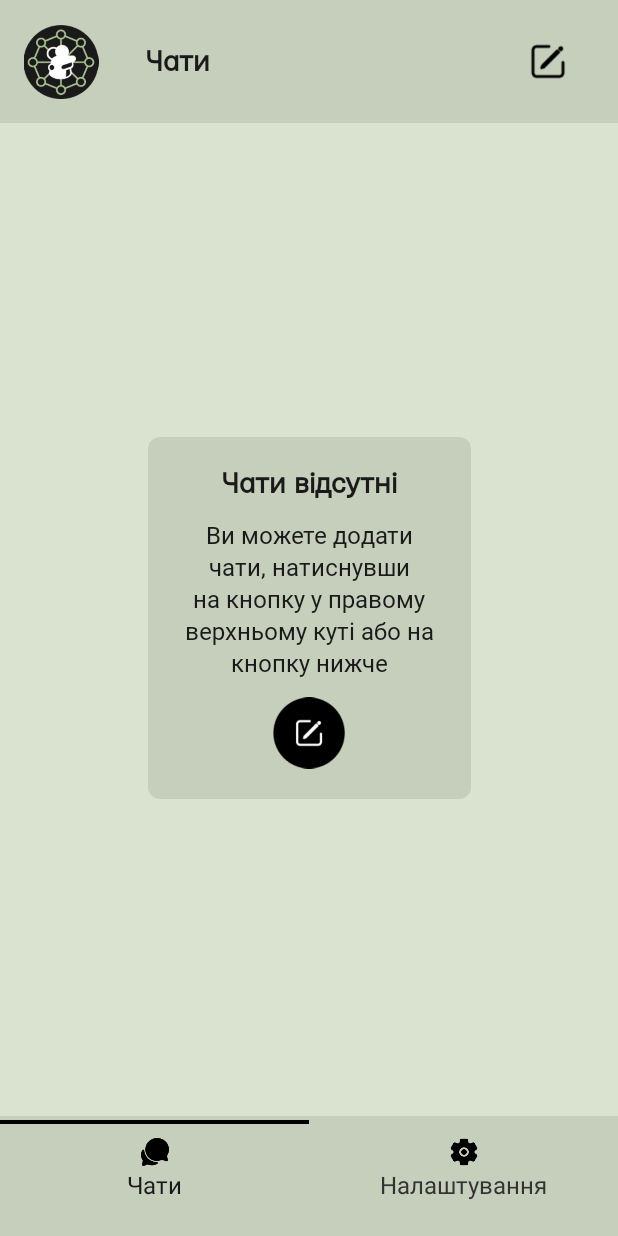
After one commit to YuliaKovall/CryptoChat, an Android app: the WelcomeScreen screen opened directly, with no data from a screen before it, on a phone screen of 412 x 824 dp. The commit adds this screen. Run offline under Robolectric (Android 15) with nearby library versions, the phone set to English and light mode, and no system bars.

Commit message:
updated UI and stopped displaying welcome screen untill contact list will be linked

```diff
--- a/app/src/main/AndroidManifest.xml
+++ b/app/src/main/AndroidManifest.xml
@@ -26,6 +26,9 @@
                 <category android:name="android.intent.category.LAUNCHER" />
             </intent-filter>
         </activity>
+        <activity
+            android:name=".activity.WelcomeScreen"
+            android:exported="true"/>
     </application>
 
 </manifest>
--- a/app/src/main/java/com/example/cryptochat/activity/ChatActivity.java
+++ b/app/src/main/java/com/example/cryptochat/activity/ChatActivity.java
@@ -40,8 +40,9 @@ public class ChatActivity extends AppCompatActivity implements View.OnClickListe
         backButton = findViewById(R.id.chat_back_button);
         sendButton = findViewById(R.id.sendButton);
         messageBox = findViewById(R.id.messageBox);
-        readyNote1 = findViewById(R.id.ready_note_1);
-        readyNote2 = findViewById(R.id.ready_note_2);
+        readyNote1 = findViewById(R.id.note_you_can_start_chatting);
+        readyNote2 = findViewById(R.id.note_you_can_start_chatting2);
+        readyNote2 = findViewById(R.id.note_you_can_start_chatting3);
 
         Intent intent = getIntent();
         contactName.setText(intent.getStringExtra("USER_NAME"));
--- /dev/null
+++ b/app/src/main/java/com/example/cryptochat/activity/WelcomeScreen.java
@@ -0,0 +1,16 @@
+package com.example.cryptochat.activity;
+
+import android.os.Bundle;
+
+import androidx.appcompat.app.AppCompatActivity;
+
+import com.example.cryptochat.R;
+
+public class WelcomeScreen extends AppCompatActivity {
+
+    @Override
+    protected void onCreate(Bundle savedInstanceState) {
+        super.onCreate(savedInstanceState);
+        setContentView(R.layout.welcome_screen_layout);
+    }
+}
--- a/app/src/main/res/layout/activity_loading_screen.xml
+++ b/app/src/main/res/layout/loading_screen_layout.xml
@@ -5,7 +5,7 @@
     android:layout_width="match_parent"
     android:layout_height="match_parent"
     android:background="@color/universal_black"
-    tools:context=".activity.LoadingScreenActivity">
+    tools:context=".LoadingScreen">
 
     <FrameLayout
         android:id="@+id/logo_loading_animation"
--- /dev/null
+++ b/app/src/main/res/layout/welcome_screen_layout.xml
@@ -0,0 +1,184 @@
+<?xml version="1.0" encoding="utf-8"?>
+<androidx.constraintlayout.widget.ConstraintLayout xmlns:android="http://schemas.android.com/apk/res/android"
+    xmlns:app="http://schemas.android.com/apk/res-auto"
+    xmlns:tools="http://schemas.android.com/tools"
+    android:layout_width="match_parent"
+    android:layout_height="match_parent"
+    android:background="@color/light_theme_light_background"
+    tools:context=".WelcomeScreen">
+
+    <LinearLayout
+        android:id="@+id/welcome_screen_heading"
+        android:layout_width="0dp"
+        android:layout_height="wrap_content"
+        android:background="@color/light_theme_dark_background"
+        android:gravity="center"
+        android:orientation="horizontal"
+        android:weightSum="10"
+        app:layout_constraintEnd_toEndOf="parent"
+        app:layout_constraintStart_toStartOf="parent"
+        tools:ignore="MissingConstraints">
+
+        <ImageView
+            android:id="@+id/chats_empty_top_logo"
+            android:layout_width="50dp"
+            android:layout_height="50dp"
+            android:layout_gravity="center"
+            android:layout_marginTop="16dp"
+            android:layout_marginBottom="16dp"
+            android:layout_weight="1"
+            app:srcCompat="@drawable/app_icon" />
+
+        <TextView
+            android:id="@+id/chats_empty_top"
+            android:layout_width="0dp"
+            android:layout_height="wrap_content"
+            android:layout_marginStart="16dp"
+            android:layout_weight="7"
+            android:fontFamily="@font/mariupol_regular"
+            android:text="Чати"
+            android:textColor="@color/universal_black"
+            android:textFontWeight="700"
+            android:textSize="20sp" />
+
+        <ImageView
+            android:id="@+id/icon_edit_field"
+            android:layout_width="30dp"
+            android:layout_height="30dp"
+            android:layout_weight="2"
+            app:srcCompat="@drawable/icon_edit_field" />
+
+    </LinearLayout>
+
+    <LinearLayout
+        android:id="@+id/welcome_screen_main_text"
+        android:layout_width="215dp"
+        android:layout_height="wrap_content"
+        android:background="@drawable/rounded_corners"
+        android:gravity="center"
+        android:orientation="vertical"
+        android:padding="20dp"
+        app:layout_constraintStart_toStartOf="parent"
+        app:layout_constraintEnd_toEndOf="parent"
+        app:layout_constraintTop_toTopOf="parent"
+        app:layout_constraintBottom_toBottomOf="parent"
+        tools:ignore="MissingConstraints">
+
+        <TextView
+            android:id="@+id/note_chats_list_is_empty1"
+            android:layout_width="wrap_content"
+            android:layout_height="wrap_content"
+            android:text="@string/chat_list_is_empty_head"
+            android:fontFamily="@font/mariupol_regular"
+            android:textColor="@color/universal_black"
+            android:textFontWeight="700"
+            android:textSize="20sp"
+            android:gravity="center"
+            />
+        <TextView
+            android:id="@+id/note_chats_list_is_empty2"
+            android:layout_width="wrap_content"
+            android:layout_height="wrap_content"
+            android:text="@string/chat_list_is_empty_body"
+            android:fontFamily="@font/roboto_regular"
+            android:textColor="@color/universal_black"
+            android:textSize="16sp"
+            android:lineHeight="21dp"
+            android:gravity="center"
+            android:layout_marginTop="12dp"
+            android:layout_marginBottom="12dp"/>
+
+        <ImageView
+            android:id="@+id/button_create_first_chat"
+            android:layout_width="48dp"
+            android:layout_height="48dp"
+            android:layout_gravity="center"
+            app:srcCompat="@drawable/icon_create_first_chat"
+            android:clickable="true"
+            android:focusable="true"
+            android:background="?android:selectableItemBackgroundBorderless" />
+
+    </LinearLayout>
+
+    <ImageView
+        android:id="@+id/left_button_background"
+        android:layout_width="0dp"
+        android:layout_height="80dp"
+        android:background="@color/light_theme_dark_background"
+        app:layout_constraintStart_toStartOf="parent"
+        app:layout_constraintBottom_toBottomOf="parent"
+        app:layout_constraintWidth_percent="0.5"
+        app:layout_constraintHorizontal_bias="0"
+        />
+    <ImageView
+        android:id="@+id/right_button_background"
+        android:layout_width="0dp"
+        android:layout_height="80dp"
+        android:background="@color/light_theme_dark_background"
+        app:layout_constraintEnd_toEndOf="parent"
+        app:layout_constraintBottom_toBottomOf="parent"
+        app:layout_constraintWidth_percent="0.5"
+        app:layout_constraintHorizontal_bias="1" />
+
+    <TextView
+        android:id="@+id/bottom_button_chats"
+        android:layout_width="0dp"
+        android:layout_height="wrap_content"
+        android:text="Чати"
+        android:textSize="16sp"
+        android:textColor="@color/universal_black"
+        android:gravity="center"
+        android:layout_marginBottom="23dp"
+        app:layout_constraintStart_toStartOf="@id/left_button_background"
+        app:layout_constraintBottom_toBottomOf="@id/left_button_background"
+        app:layout_constraintEnd_toEndOf="@id/left_button_background"
+
+        />
+
+    <TextView
+        android:id="@+id/bottom_button_settings"
+        android:layout_width="0dp"
+        android:layout_height="wrap_content"
+        android:text="Налаштування"
+        android:textSize="16sp"
+        android:textColor="@color/universal_text_black_20"
+        android:gravity="center"
+        android:layout_marginBottom="23dp"
+        app:layout_constraintStart_toStartOf="@id/right_button_background"
+        app:layout_constraintBottom_toBottomOf="@id/right_button_background"
+        app:layout_constraintEnd_toEndOf="@id/right_button_background"/>
+
+    <ImageView
+        android:id="@+id/bottom_icon_chats"
+        android:layout_width="21dp"
+        android:layout_height="21dp"
+        android:foregroundGravity="center"
+        app:layout_constraintStart_toStartOf="@id/bottom_button_chats"
+        app:layout_constraintEnd_toEndOf="@id/bottom_button_chats"
+        app:layout_constraintBottom_toTopOf="@id/bottom_button_chats"
+        app:layout_constraintBottom_toBottomOf="@id/bottom_button_chats"
+
+        app:srcCompat="@drawable/icon_chats" />
+
+    <ImageView
+        android:id="@+id/bottom_icon_settings"
+        android:layout_width="21dp"
+        android:layout_height="21dp"
+        app:srcCompat="@drawable/icon_settings_filled"
+        app:layout_constraintStart_toStartOf="@id/bottom_button_settings"
+        app:layout_constraintEnd_toEndOf="@id/bottom_button_settings"
+        app:layout_constraintBottom_toTopOf="@id/bottom_button_settings"
+        app:layout_constraintBottom_toBottomOf="@id/bottom_button_settings"/>
+
+    <ImageView
+        android:id="@+id/bottom_chosen_view"
+        android:layout_width="0dp"
+        android:layout_height="wrap_content"
+        app:srcCompat="@drawable/bottom_button_active"
+        app:layout_constraintStart_toStartOf="parent"
+        app:layout_constraintTop_toTopOf="@id/left_button_background"
+        app:layout_constraintWidth_percent="0.5"
+        app:layout_constraintHorizontal_bias="0"/>
+
+
+</androidx.constraintlayout.widget.ConstraintLayout>
--- a/app/src/main/res/values/strings.xml
+++ b/app/src/main/res/values/strings.xml
@@ -8,7 +8,8 @@
     <string name="message_time">Time</string>
     <string name="status">Status</string>
     <string name="hint"><font size="18">Напишіть повідомлення</font></string>
-    <string name="ready_note1">Унікальний ключ \n введено</string>
-    <string name="ready_note2">Спробуйте набрати і \n зашифрувати \n повідомлення.\n Почніть набирати \n нижче.</string>
+    <string name="ready_note1">Унікальний ключ введено</string>
+    <string name="ready_note2">Спробуйте набрати і зашифрувати повідомлення.</string>
+    <string name="ready_note3">Почніть набирати нижче.</string>
     <string name="back_word">Назад</string>
 </resources>
```
Also changed, not shown: app/src/main/java/com/example/cryptochat/activity/LoadingScreenActivity.java (+16 -2 lines), app/src/main/res/layout/activity_chat.xml (+59 -36 lines).
